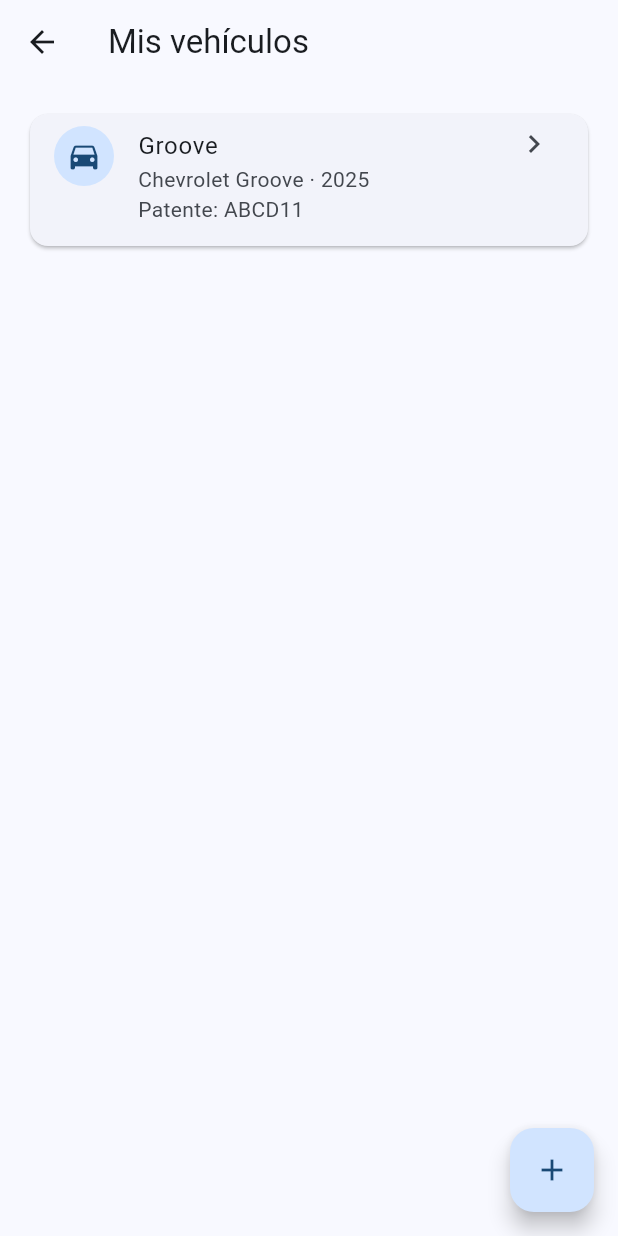
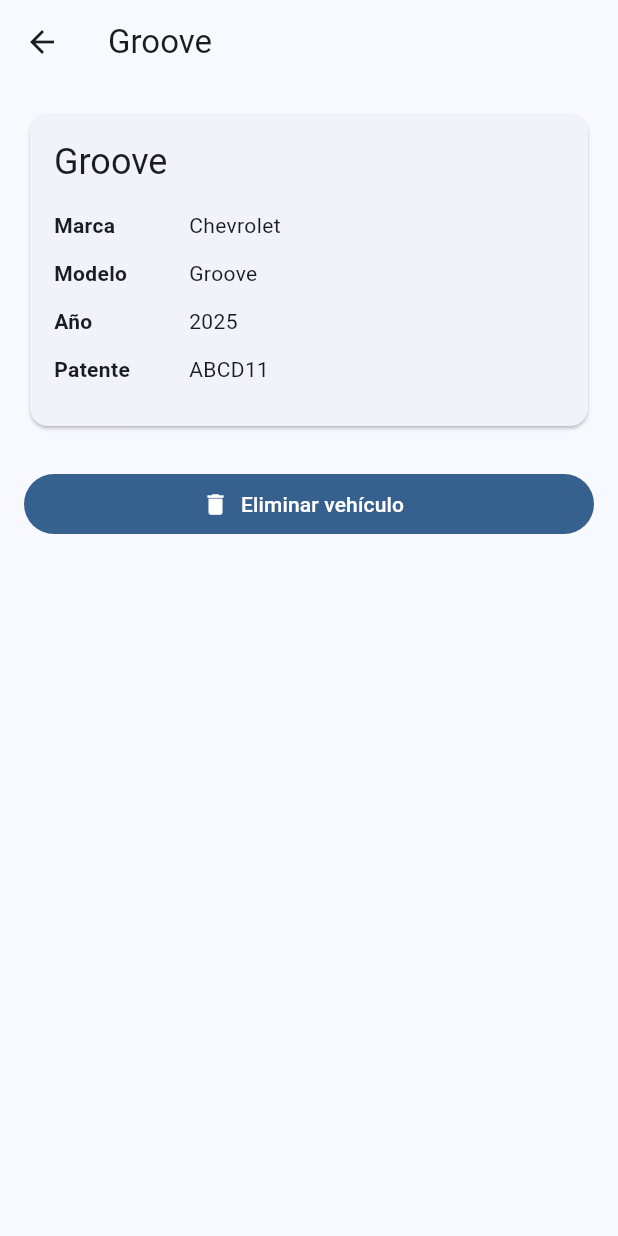
Before and after one commit to AlvaroCC96/AutoDoc, a Flutter app: the VehiclesPage screen opened directly, after a tap on "Groove", on a phone screen of 412 x 824 dp. Run offline on Flutter 3.47's test engine with Material 3 defaults, Android fonts, the phone set to English and light mode, and no system bars.

Commit message:
feat: add vehicle detail page and delete flow

```diff
--- /dev/null
+++ b/lib/features/vehicles/presentation/pages/vehicle_detail_page.dart
@@ -0,0 +1,111 @@
+import 'package:flutter/material.dart';
+import '../../domain/vehicle.dart';
+
+class VehicleDetailPage extends StatelessWidget {
+  final Vehicle vehicle;
+
+  const VehicleDetailPage({
+    super.key,
+    required this.vehicle,
+  });
+
+  Future<void> _confirmDelete(BuildContext context) async {
+    final shouldDelete = await showDialog<bool>(
+      context: context,
+      builder: (context) {
+        return AlertDialog(
+          title: const Text('Eliminar vehículo'),
+          content: Text(
+            '¿Seguro que quieres eliminar "${vehicle.nickname}"?',
+          ),
+          actions: [
+            TextButton(
+              onPressed: () => Navigator.of(context).pop(false),
+              child: const Text('Cancelar'),
+            ),
+            FilledButton(
+              onPressed: () => Navigator.of(context).pop(true),
+              child: const Text('Eliminar'),
+            ),
+          ],
+        );
+      },
+    );
+
+    if (shouldDelete == true && context.mounted) {
+      Navigator.of(context).pop(true);
+    }
+  }
+
+  @override
+  Widget build(BuildContext context) {
+    return Scaffold(
+      appBar: AppBar(
+        title: Text(vehicle.nickname),
+      ),
+      body: Padding(
+        padding: const EdgeInsets.all(16),
+        child: ListView(
+          children: [
+            Card(
+              child: Padding(
+                padding: const EdgeInsets.all(16),
+                child: Column(
+                  crossAxisAlignment: CrossAxisAlignment.start,
+                  children: [
+                    Text(
+                      vehicle.nickname,
+                      style: Theme.of(context).textTheme.headlineSmall,
+                    ),
+                    const SizedBox(height: 16),
+                    _InfoRow(label: 'Marca', value: vehicle.brand),
+                    _InfoRow(label: 'Modelo', value: vehicle.model),
+                    _InfoRow(label: 'Año', value: vehicle.year.toString()),
+                    _InfoRow(label: 'Patente', value: vehicle.plate),
+                  ],
+                ),
+              ),
+            ),
+            const SizedBox(height: 24),
+            FilledButton.icon(
+              onPressed: () => _confirmDelete(context),
+              icon: const Icon(Icons.delete),
+              label: const Text('Eliminar vehículo'),
+            ),
+          ],
+        ),
+      ),
+    );
+  }
+}
+
+class _InfoRow extends StatelessWidget {
+  final String label;
+  final String value;
+
+  const _InfoRow({
+    required this.label,
+    required this.value,
+  });
+
+  @override
+  Widget build(BuildContext context) {
+    return Padding(
+      padding: const EdgeInsets.only(bottom: 12),
+      child: Row(
+        children: [
+          SizedBox(
+            width: 90,
+            child: Text(
+              label,
+              style: const TextStyle(fontWeight: FontWeight.w600),
+            ),
+          ),
+          Expanded(
+            child: Text(value),
+          ),
+        ],
+      ),
+    );
+  }
+}
--- a/lib/features/vehicles/presentation/pages/vehicles_page.dart
+++ b/lib/features/vehicles/presentation/pages/vehicles_page.dart
@@ -1,6 +1,7 @@
 import 'package:flutter/material.dart';
 import '../../domain/vehicle.dart';
 import 'add_vehicle_page.dart';
+import 'vehicle_detail_page.dart';
 
 class VehiclesPage extends StatefulWidget {
   const VehiclesPage({super.key});
@@ -64,7 +65,7 @@
                       ),
                       isThreeLine: true,
                       trailing: const Icon(Icons.chevron_right),
-                      onTap: () {},
+                      onTap: () => _goToVehicleDetail(vehicle),
                     ),
                   );
                 },
@@ -76,4 +77,18 @@
       ),
     );
   }
+
+  Future<void> _goToVehicleDetail(Vehicle vehicle) async {
+    final deleted = await Navigator.of(context).push<bool>(
+        MaterialPageRoute(
+        builder: (_) => VehicleDetailPage(vehicle: vehicle),
+        ),
+    );
+
+    if (deleted == true) {
+        setState(() {
+        _vehicles.removeWhere((item) => item.id == vehicle.id);
+        });
+    }
+  }
 }
```
